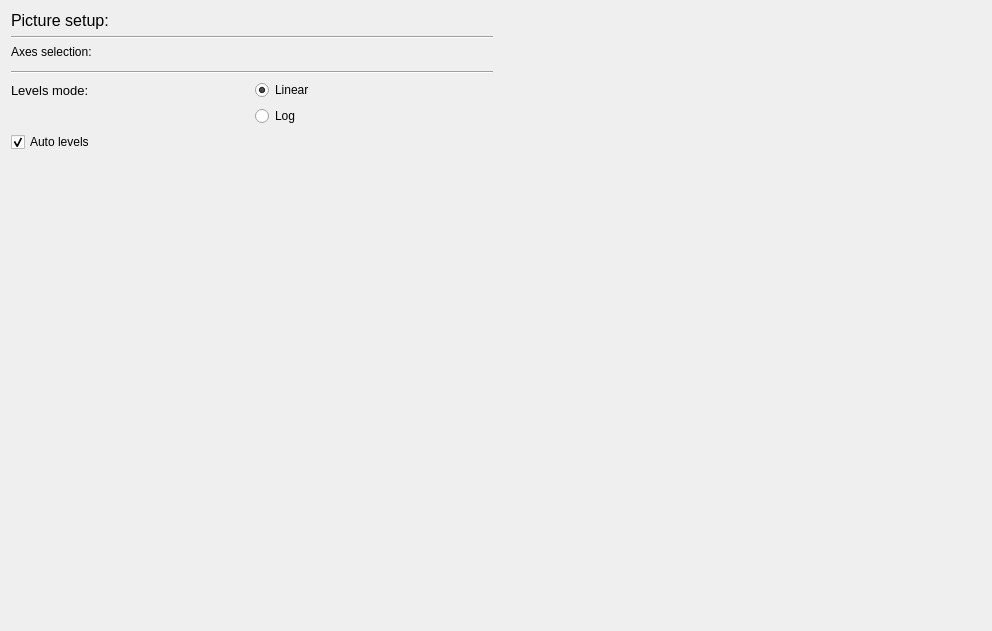
Qt form src/uis/frame_view.ui (yamedvedya/data_viewer) before a commit.
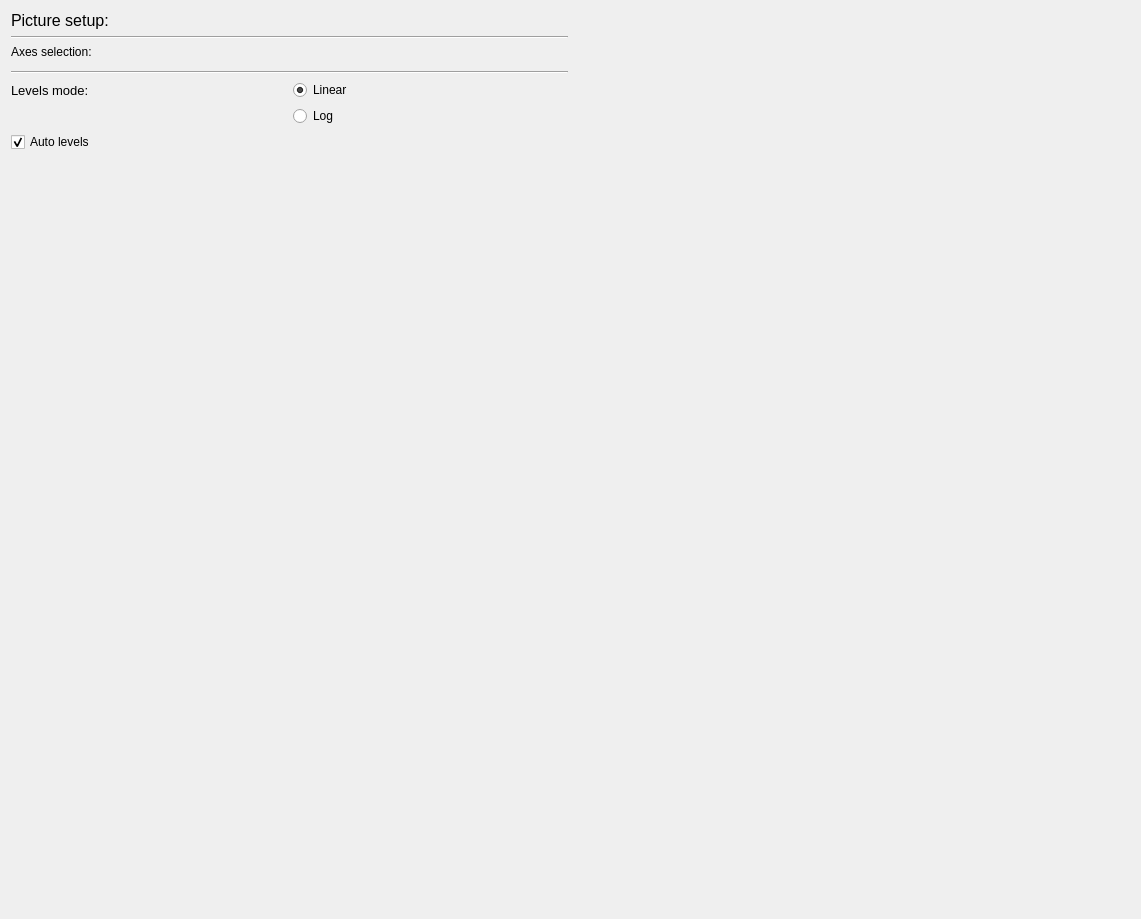
The same form after that commit.

The edit to the form file:
```diff
--- a/src/uis/frame_view.ui
+++ b/src/uis/frame_view.ui
@@ -6,8 +6,8 @@
    <rect>
     <x>0</x>
     <y>0</y>
-    <width>992</width>
-    <height>631</height>
+    <width>1141</width>
+    <height>919</height>
    </rect>
   </property>
   <property name="windowTitle">
@@ -17,31 +17,8 @@
    <item>
     <layout class="QHBoxLayout" name="horizontalLayout">
      <item>
-      <layout class="QGridLayout" name="g_layout" rowstretch="0,0,0,0,0,0,0,0,0">
-       <item row="5" column="1">
-        <widget class="QRadioButton" name="rb_lin_level">
-         <property name="text">
-          <string>Linear</string>
-         </property>
-         <property name="checked">
-          <bool>true</bool>
-         </property>
-         <attribute name="buttonGroup">
-          <string notr="true">bg_level</string>
-         </attribute>
-        </widget>
-       </item>
-       <item row="6" column="1">
-        <widget class="QRadioButton" name="rb_log_level">
-         <property name="text">
-          <string>Log</string>
-         </property>
-         <attribute name="buttonGroup">
-          <string notr="true">bg_level</string>
-         </attribute>
-        </widget>
-       </item>
-       <item row="0" column="0" colspan="2">
+      <layout class="QVBoxLayout" name="l_pic_setup">
+       <item>
         <widget class="QLabel" name="label_2">
          <property name="font">
           <font>
@@ -53,7 +30,81 @@
          </property>
         </widget>
        </item>
-       <item row="7" column="0">
+       <item>
+        <layout class="QVBoxLayout" name="verticalLayout_2">
+         <item>
+          <widget class="Line" name="line">
+           <property name="orientation">
+            <enum>Qt::Horizontal</enum>
+           </property>
+          </widget>
+         </item>
+         <item>
+          <widget class="QLabel" name="label_3">
+           <property name="text">
+            <string>Axes selection:</string>
+           </property>
+          </widget>
+         </item>
+         <item>
+          <widget class="QWidget" name="axis_selectors" native="true">
+           <property name="minimumSize">
+            <size>
+             <width>330</width>
+             <height>0</height>
+            </size>
+           </property>
+          </widget>
+         </item>
+         <item>
+          <widget class="Line" name="line_2">
+           <property name="orientation">
+            <enum>Qt::Horizontal</enum>
+           </property>
+          </widget>
+         </item>
+        </layout>
+       </item>
+       <item>
+        <layout class="QGridLayout" name="gridLayout">
+         <item row="0" column="0">
+          <widget class="QLabel" name="label">
+           <property name="font">
+            <font>
+             <pointsize>10</pointsize>
+            </font>
+           </property>
+           <property name="text">
+            <string>Levels mode:</string>
+           </property>
+          </widget>
+         </item>
+         <item row="0" column="1">
+          <widget class="QRadioButton" name="rb_lin_level">
+           <property name="text">
+            <string>Linear</string>
+           </property>
+           <property name="checked">
+            <bool>true</bool>
+           </property>
+           <attribute name="buttonGroup">
+            <string notr="true">bg_level</string>
+           </attribute>
+          </widget>
+         </item>
+         <item row="1" column="1">
+          <widget class="QRadioButton" name="rb_log_level">
+           <property name="text">
+            <string>Log</string>
+           </property>
+           <attribute name="buttonGroup">
+            <string notr="true">bg_level</string>
+           </attribute>
+          </widget>
+         </item>
+        </layout>
+       </item>
+       <item>
         <widget class="QCheckBox" name="chk_auto_levels">
          <property name="text">
           <string>Auto levels</string>
@@ -63,50 +114,7 @@
          </property>
         </widget>
        </item>
-       <item row="5" column="0">
-        <widget class="QLabel" name="label">
-         <property name="font">
-          <font>
-           <pointsize>10</pointsize>
-          </font>
-         </property>
-         <property name="text">
-          <string>Levels mode:</string>
-         </property>
-        </widget>
-       </item>
-       <item row="1" column="0" colspan="2">
-        <widget class="Line" name="line">
-         <property name="orientation">
-          <enum>Qt::Horizontal</enum>
-         </property>
-        </widget>
-       </item>
-       <item row="4" column="0" colspan="2">
-        <widget class="Line" name="line_2">
-         <property name="orientation">
-          <enum>Qt::Horizontal</enum>
-         </property>
-        </widget>
-       </item>
-       <item row="3" column="0" colspan="2">
-        <widget class="QWidget" name="axis_selectors" native="true">
-         <property name="minimumSize">
-          <size>
-           <width>330</width>
-           <height>0</height>
-          </size>
-         </property>
-        </widget>
-       </item>
-       <item row="2" column="0">
-        <widget class="QLabel" name="label_3">
-         <property name="text">
-          <string>Axes selection:</string>
-         </property>
-        </widget>
-       </item>
-       <item row="8" column="1">
+       <item>
         <spacer name="verticalSpacer">
          <property name="orientation">
           <enum>Qt::Vertical</enum>
```
Left out of the diff: 2 changed lines with no effect on the pictures.
